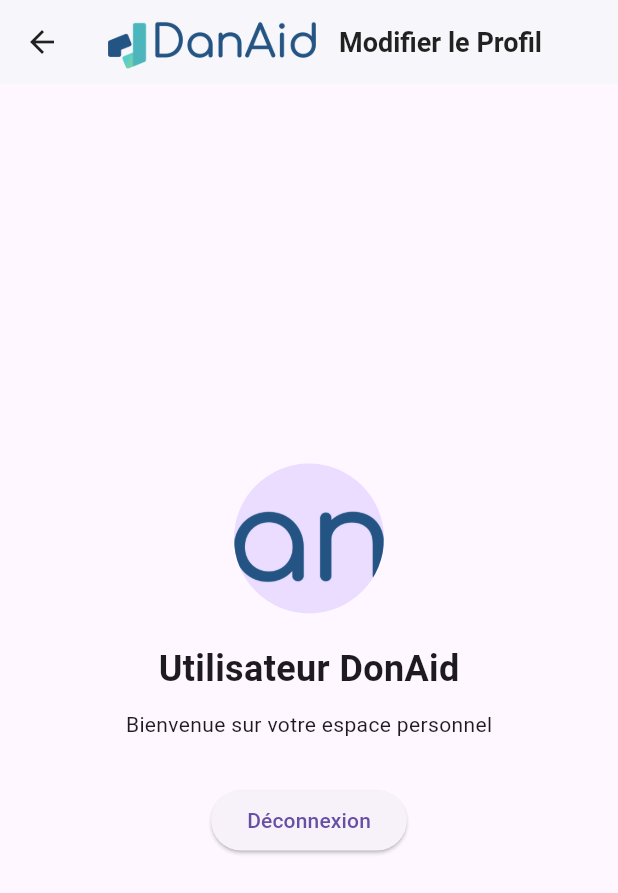
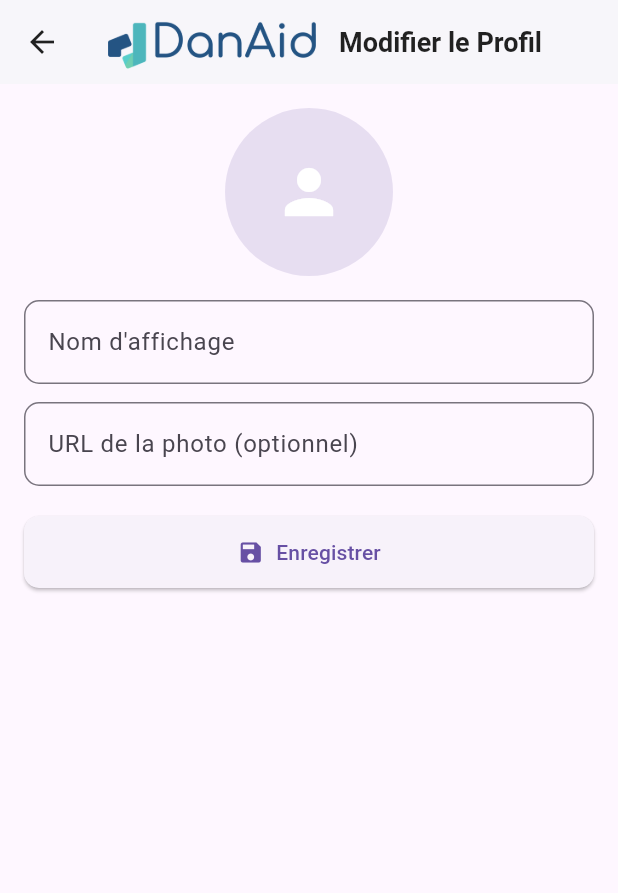
Before and after one commit to FokoJunior/DanAid, a Flutter app: the screen it shows once a user with an empty profile is signed in, after a tap on "Profil", after a tap on "Modifier le profil", on a phone screen of 412 x 824 dp. Shown: the top 893 px of the screen. Run offline on Flutter 3.47's test engine with Material 3 defaults, Android fonts, the phone set to English and light mode, and no system bars; our stand-ins replace cached_network_image, cloud_firestore, firebase_auth, firebase_core, google_fonts; accounts and stored records are empty.

Commit message:
Refactor l'écran de profil pour utiliser un formulaire d'édition et gérer la mise à jour du profil utilisateur

```diff
--- a/danaid/lib/screens/home_screen.dart
+++ b/danaid/lib/screens/home_screen.dart
@@ -269,15 +269,6 @@
                               );
                             },
                           ),
-                          const Divider(height: 1),
-                          ListTile(
-                            leading: Icon(Icons.settings, color: Theme.of(context).primaryColor),
-                            title: const Text('Paramètres'),
-                            trailing: const Icon(Icons.arrow_forward_ios, size: 16),
-                            onTap: () {
-                              // Navigate to settings
-                            },
-                          ),
                         ],
                       ),
                     ],
--- a/danaid/lib/screens/profile_screen.dart
+++ b/danaid/lib/screens/profile_screen.dart
@@ -1,38 +1,131 @@
 import 'package:flutter/material.dart';
-import 'package:provider/provider.dart';
-import '../services/auth_service.dart';
+import 'package:firebase_auth/firebase_auth.dart';
 import '../widgets/custom_app_bar.dart';
 
-class ProfileScreen extends StatelessWidget {
+class ProfileScreen extends StatefulWidget {
+  @override
+  State<ProfileScreen> createState() => _ProfileScreenState();
+}
+
+class _ProfileScreenState extends State<ProfileScreen> {
+  final _formKey = GlobalKey<FormState>();
+  final _displayNameController = TextEditingController();
+  final _photoUrlController = TextEditingController();
+  bool _saving = false;
+
+  User? get _user => FirebaseAuth.instance.currentUser;
+
+  @override
+  void initState() {
+    super.initState();
+    final u = _user;
+    _displayNameController.text = u?.displayName ?? '';
+    _photoUrlController.text = u?.photoURL ?? '';
+  }
+
+  @override
+  void dispose() {
+    _displayNameController.dispose();
+    _photoUrlController.dispose();
+    super.dispose();
+  }
+
+  Future<void> _save() async {
+    if (!_formKey.currentState!.validate()) return;
+    setState(() => _saving = true);
+    try {
+      await _user?.updateDisplayName(_displayNameController.text.trim());
+      await _user?.updatePhotoURL(_photoUrlController.text.trim().isEmpty
+          ? null
+          : _photoUrlController.text.trim());
+      await _user?.reload();
+      if (!mounted) return;
+      ScaffoldMessenger.of(context).showSnackBar(
+        const SnackBar(content: Text('Profil mis à jour')),
+      );
+      setState(() {});
+    } catch (e) {
+      if (!mounted) return;
+      ScaffoldMessenger.of(context).showSnackBar(
+        SnackBar(content: Text('Erreur: ${e.toString()}')),
+      );
+    } finally {
+      if (mounted) setState(() => _saving = false);
+    }
+  }
+
   @override
   Widget build(BuildContext context) {
-    final authService = Provider.of<AuthService>(context);
+    final theme = Theme.of(context);
+    final avatarUrl = _photoUrlController.text.trim();
 
     return Scaffold(
       appBar: const CustomAppBar(title: 'Modifier le Profil'),
-      body: Center(
+      body: SingleChildScrollView(
+        padding: const EdgeInsets.all(16),
+        child: Form(
+          key: _formKey,
           child: Column(
-          mainAxisAlignment: MainAxisAlignment.center,
+            crossAxisAlignment: CrossAxisAlignment.center,
             children: [
               CircleAvatar(
-              radius: 50,
-              backgroundImage: AssetImage('assets/logo/logo.png'),
+                radius: 56,
+                backgroundColor: theme.primaryColor.withOpacity(0.15),
+                backgroundImage:
+                    avatarUrl.isNotEmpty ? NetworkImage(avatarUrl) : null,
+                child: avatarUrl.isEmpty
+                    ? const Icon(Icons.person, size: 48, color: Colors.white)
+                    : null,
               ),
-            SizedBox(height: 20),
-            Text(
-              'Utilisateur DonAid',
-              style: TextStyle(fontSize: 24, fontWeight: FontWeight.bold),
+              const SizedBox(height: 16),
+              TextFormField(
+                controller: _displayNameController,
+                decoration: InputDecoration(
+                  labelText: 'Nom d\'affichage',
+                  border: OutlineInputBorder(
+                    borderRadius: BorderRadius.circular(10),
                   ),
-            SizedBox(height: 10),
-            Text('Bienvenue sur votre espace personnel'),
-            SizedBox(height: 30),
-            ElevatedButton(
-              onPressed: () async {
-                await authService.signOut();
+                ),
+                validator: (v) {
+                  if (v == null || v.trim().isEmpty) {
+                    return 'Veuillez entrer votre nom';
+                  }
+                  return null;
                 },
-              child: Text('Déconnexion'),
               ),
+              const SizedBox(height: 12),
+              TextFormField(
+                controller: _photoUrlController,
+                decoration: InputDecoration(
+                  labelText: 'URL de la photo (optionnel)',
+                  border: OutlineInputBorder(
+                    borderRadius: BorderRadius.circular(10),
+                  ),
+                ),
+              ),
+              const SizedBox(height: 20),
+              SizedBox(
+                width: double.infinity,
+                child: ElevatedButton.icon(
+                  onPressed: _saving ? null : _save,
+                  icon: _saving
+                      ? const SizedBox(
+                          width: 18,
+                          height: 18,
+                          child: CircularProgressIndicator(strokeWidth: 2, color: Colors.white),
+                        )
+                      : const Icon(Icons.save),
+                  label: Text(_saving ? 'Enregistrement...' : 'Enregistrer'),
+                  style: ElevatedButton.styleFrom(
+                    padding: const EdgeInsets.symmetric(vertical: 14),
+                    shape: RoundedRectangleBorder(
+                      borderRadius: BorderRadius.circular(10),
+                    ),
+                  ),
+                ),
+              )
             ],
+          ),
         ),
       ),
     );
```
Lines whose indentation alone changed are shown as unchanged.
